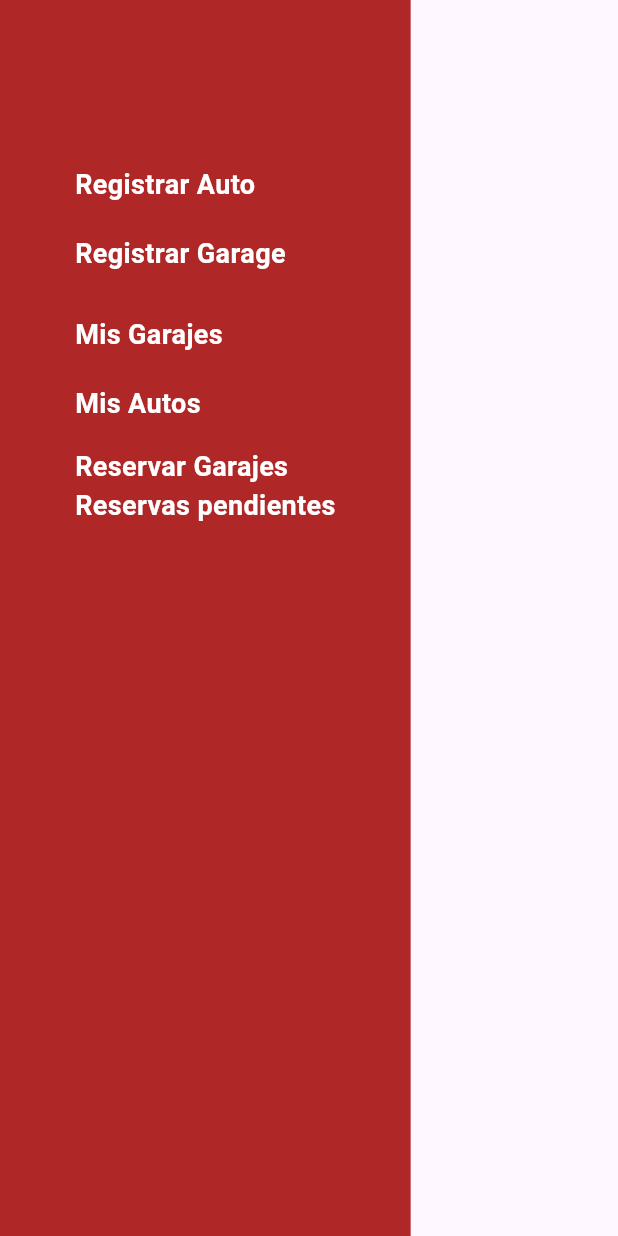
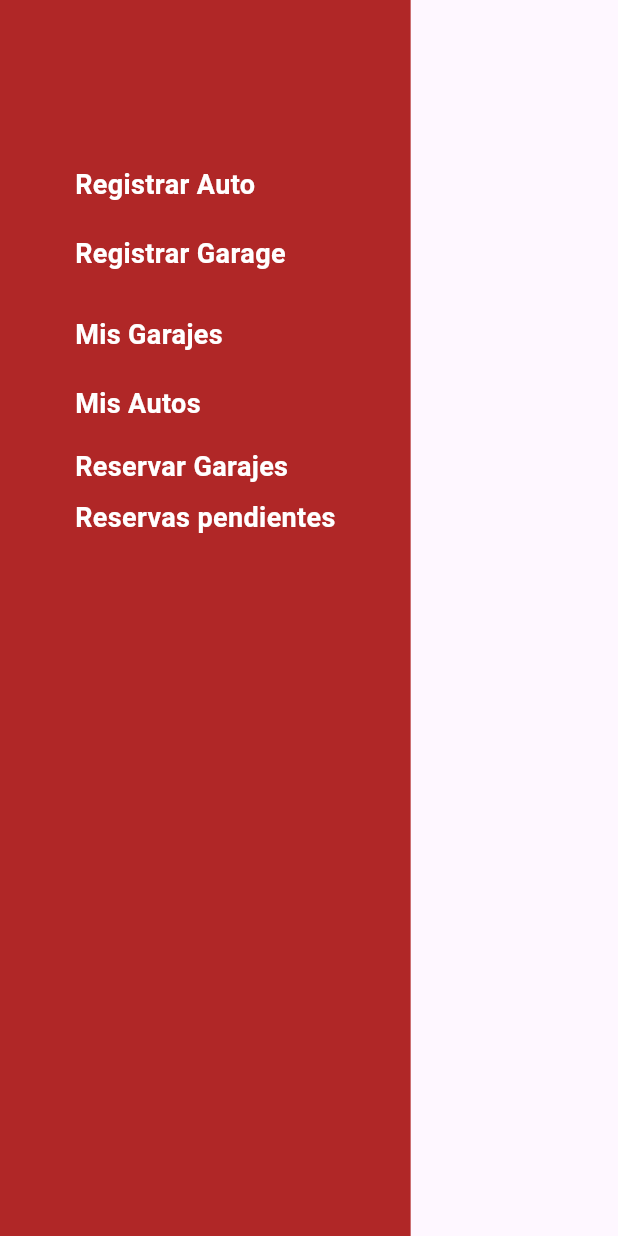
Before and after one commit to callme-rojas/REFFS, a Flutter app: the Sidebar widget shown alone on an empty page, opened directly, on a phone screen of 412 x 824 dp. Run offline on Flutter 3.47's test engine with Material 3 defaults, Android fonts, the phone set to English and light mode, and no system bars; our stand-ins replace geolocator, google_maps_flutter, shared_preferences; accounts and stored records are empty; network calls fail.

Commit message:
sized box

```diff
--- a/reffs_parking/lib/maps_screen.dart
+++ b/reffs_parking/lib/maps_screen.dart
@@ -210,6 +210,7 @@ class Sidebar extends StatelessWidget {
               ],
             ),
           ),
+          SizedBox(height: 8.0),
           GestureDetector(
             onTap: () {
               Navigator.push(
```
